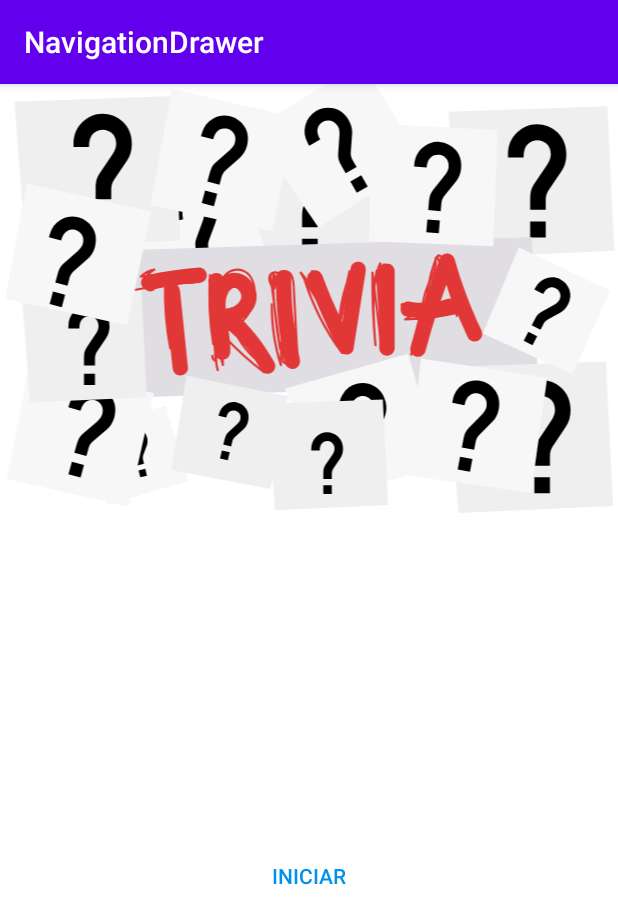
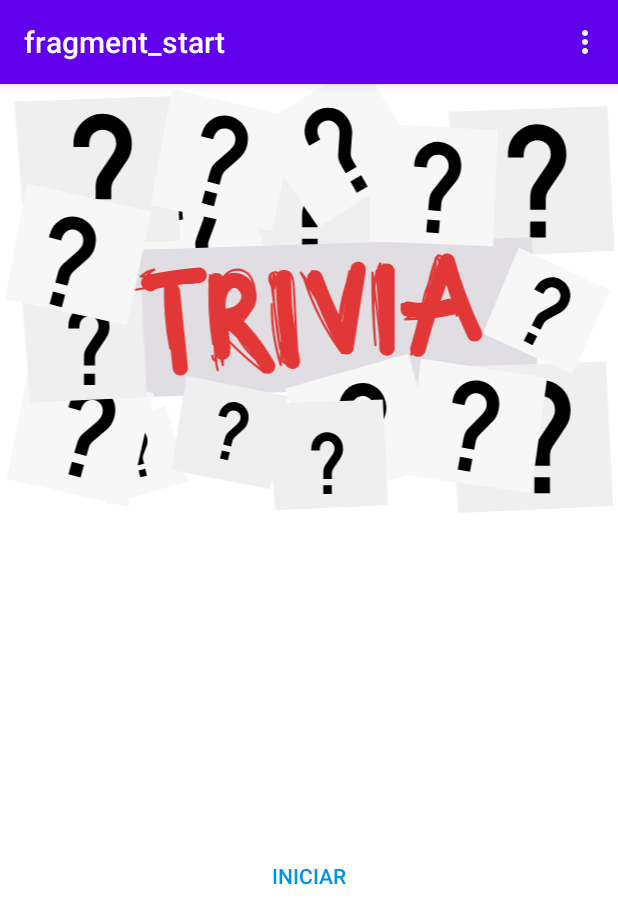
Before and after one commit to renan1820/NavigationDrawer, an Android app: the screen it shows after launch (MainActivity), on a phone screen of 412 x 824 dp. Shown: the top 924 px of the screen. Run offline under Robolectric (Android 15) with nearby library versions, the phone set to English and light mode, and no system bars; our stand-ins replace data binding, navigation-ui.

Commit message:
MENU
put menu on MainActivity

```diff
--- a/app/src/main/java/com/git/renan/navigationdrawer/MainActivity.kt
+++ b/app/src/main/java/com/git/renan/navigationdrawer/MainActivity.kt
@@ -3,6 +3,8 @@ package com.git.renan.navigationdrawer
 import androidx.appcompat.app.AppCompatActivity
 import android.os.Bundle
 import androidx.databinding.DataBindingUtil
+import androidx.navigation.findNavController
+import androidx.navigation.ui.NavigationUI
 import com.git.renan.navigationdrawer.databinding.ActivityMainBinding
 
 class MainActivity : AppCompatActivity() {
@@ -10,5 +12,13 @@ class MainActivity : AppCompatActivity() {
         super.onCreate(savedInstanceState)
 
         val binding = DataBindingUtil.setContentView<ActivityMainBinding>(this, R.layout.activity_main)
+
+        val navController = this.findNavController(R.id.my_nav_host_fragment)
+        NavigationUI.setupActionBarWithNavController(this,navController)
+    }
+
+    override fun onSupportNavigateUp(): Boolean {
+        val navController = this.findNavController(R.id.my_nav_host_fragment)
+        return navController.navigateUp()
     }
 }
--- a/app/src/main/java/com/git/renan/navigationdrawer/RulesFragment.kt
+++ b/app/src/main/java/com/git/renan/navigationdrawer/RulesFragment.kt
@@ -4,6 +4,7 @@ import android.os.Bundle
 import android.view.LayoutInflater
 import android.view.View
 import android.view.ViewGroup
+import androidx.appcompat.app.AppCompatActivity
 import androidx.fragment.app.Fragment
 
 class RulesFragment: Fragment() {
@@ -15,4 +16,9 @@ class RulesFragment: Fragment() {
     ): View? {
         return inflater.inflate(R.layout.fragment_rules,container,false)
     }
+
+    override fun onViewCreated(view: View, savedInstanceState: Bundle?) {
+        super.onViewCreated(view, savedInstanceState)
+        (activity as AppCompatActivity).supportActionBar?.title = getString(R.string.fragment_rules_fragment_appbar)
+    }
 }
--- a/app/src/main/java/com/git/renan/navigationdrawer/StartFragment.kt
+++ b/app/src/main/java/com/git/renan/navigationdrawer/StartFragment.kt
@@ -1,13 +1,12 @@
 package com.git.renan.navigationdrawer
 
 import android.os.Bundle
-import android.view.LayoutInflater
-import android.view.View
-import android.view.ViewGroup
+import android.view.*
 import androidx.databinding.DataBindingUtil
 import androidx.fragment.app.Fragment
 import androidx.navigation.Navigation
 import androidx.navigation.findNavController
+import androidx.navigation.ui.NavigationUI
 import com.git.renan.navigationdrawer.databinding.FragmentStartBinding
 
 class StartFragment: Fragment() {
@@ -22,6 +21,16 @@ class StartFragment: Fragment() {
 //            Navigation.findNavController(view).navigate(R.id.action_startFragment_to_gameFragment) // modo 1
 //            view.findNavController().navigate(R.id.action_startFragment_to_gameFragment) // modo 2
 
+        setHasOptionsMenu(true)
         return binding.root
     }
+
+    override fun onCreateOptionsMenu(menu: Menu, inflater: MenuInflater) {
+        super.onCreateOptionsMenu(menu, inflater)
+        inflater?.inflate(R.menu.overflow_menu,menu)
+    }
+
+    override fun onOptionsItemSelected(item: MenuItem): Boolean {
+        return NavigationUI.onNavDestinationSelected(item, view!!.findNavController()) || super.onOptionsItemSelected(item)
+    }
 }
--- /dev/null
+++ b/app/src/main/res/menu/overflow_menu.xml
@@ -0,0 +1,11 @@
+<?xml version="1.0" encoding="utf-8"?>
+<menu xmlns:android="http://schemas.android.com/apk/res/android">
+
+    <item
+        android:id="@+id/aboutFragment"
+        android:title="@string/menu_about"
+        /> <item
+        android:id="@+id/rulesFragment"
+        android:title="@string/menu_rules"
+        />
+</menu>
--- a/app/src/main/res/navigation/navigation.xml
+++ b/app/src/main/res/navigation/navigation.xml
@@ -49,4 +49,14 @@
             app:destination="@id/startFragment"
             app:popUpTo="@id/startFragment" />
     </fragment>
+    <fragment
+        android:id="@+id/rulesFragment"
+        android:name="com.git.renan.navigationdrawer.RulesFragment"
+        android:label="fragment_rules"
+        tools:layout="@layout/fragment_rules" />
+    <fragment
+        android:id="@+id/aboutFragment"
+        android:name="com.git.renan.navigationdrawer.AboutFragment"
+        android:label="fragment_about"
+        tools:layout="@layout/fragment_about" />
 </navigation>
--- a/app/src/main/res/values/strings.xml
+++ b/app/src/main/res/values/strings.xml
@@ -81,5 +81,10 @@
     <string name="question_ten_option_3">Super Smash Bros. Ultimate</string>
     <string name="question_ten_option_4">Call of Duty: Modern Warfare</string>
 
+    <string name="menu_about">Sobre</string>
+    <string name="menu_rules">Regras</string>
+    <string name="fragment_rules_fragment_appbar">Regras</string>
+    <string name="fragment_about_fragment_appbar">Sobre mim</string>
+
 
 </resources>
```
Also changed, not shown: app/src/main/java/com/git/renan/navigationdrawer/AboutFragment.kt (+13 -0 lines), 1 other file.
